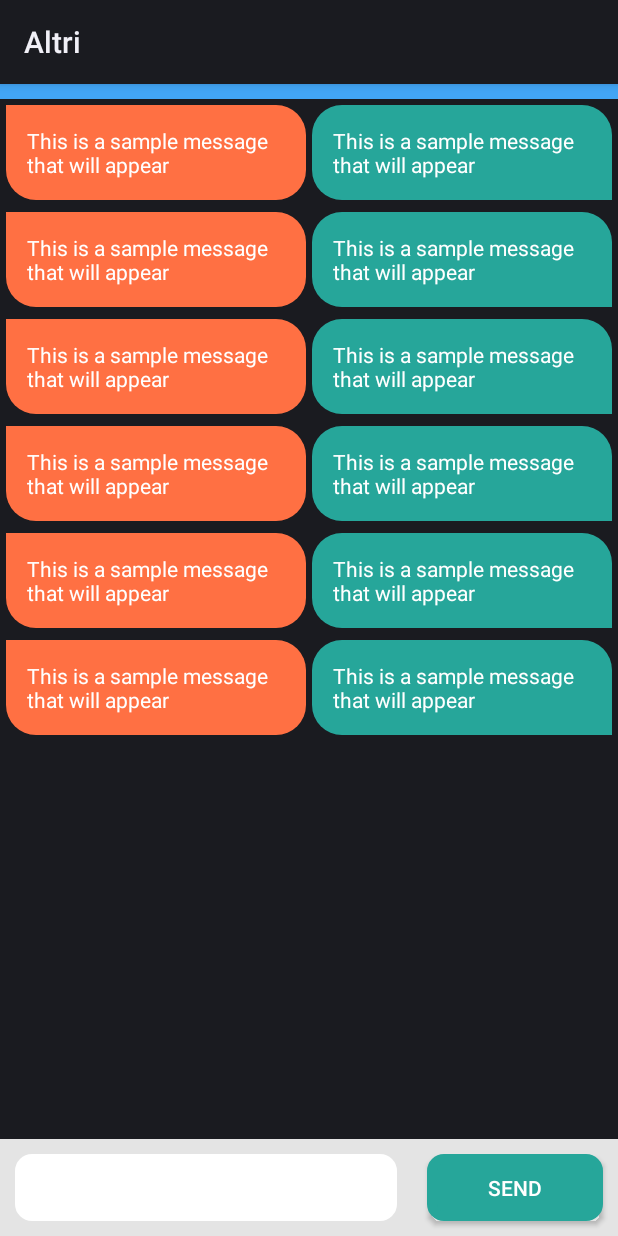
After one commit to ValeryiaPilchuk/Altri, an Android app: the layout activity_chat_bot.xml on its own in the app's theme, with its tools: preview values and no code run, on a phone screen of 412 x 824 dp. The commit adds this screen. Run offline under Robolectric (Android 15) with nearby library versions, the phone set to English and light mode, and no system bars.

Commit message:
adding new xml and kt/java files related to chabot features to be developed and fixed

```diff
--- a/app/src/main/AndroidManifest.xml
+++ b/app/src/main/AndroidManifest.xml
@@ -15,6 +15,8 @@
         <activity android:name=".SettingsActivity" />
         <activity android:name=".TaskMenuActivity" />
         <activity android:name=".LoginActivity" />
+        <activity android:name=".ChatbotActivity" />
+
 
         <activity
             android:name=".MainActivity"
--- /dev/null
+++ b/app/src/main/java/com/example/altri/data/Message.kt
@@ -0,0 +1,4 @@
+package com.example.altri.data
+
+data class Message(val message: String, val id: String, val time: String) {
+}
--- a/app/src/main/res/drawable/my_button.xml
+++ b/app/src/main/res/drawable/my_button.xml
@@ -4,6 +4,6 @@
         android:startColor="#EDF8FF"
         android:endColor="#EDF8FF"
         android:angle="90"/>
-    <corners android:radius= "8dp" />
+    <corners android:radius= "8dp" /> //curves of the button corners the higher the # the more round
     <stroke android:width="10px" android:color="#4FB6FF"  android:radius= "8dp"/>
 </shape>
--- /dev/null
+++ b/app/src/main/res/drawable/receive_round_box.xml
@@ -0,0 +1,9 @@
+<?xml version="1.0" encoding="utf-8"?>
+<shape xmlns:android="http://schemas.android.com/apk/res/android">
+
+    <corners android:topLeftRadius="0dp"
+        android:topRightRadius="20dp"
+        android:bottomLeftRadius="20dp"
+        android:bottomRightRadius="20dp"/>
+
+</shape>
--- /dev/null
+++ b/app/src/main/res/drawable/send_round_box.xml
@@ -0,0 +1,7 @@
+<?xml version="1.0" encoding="utf-8"?>
+<shape xmlns:android="http://schemas.android.com/apk/res/android">
+    <corners android:topLeftRadius="20dp"
+        android:topRightRadius="20dp"
+        android:bottomLeftRadius="20dp"
+        android:bottomRightRadius="0dp"/>
+</shape>
--- /dev/null
+++ b/app/src/main/res/layout/activity_chat_bot.xml
@@ -0,0 +1,59 @@
+<?xml version="1.0" encoding="utf-8"?>
+<RelativeLayout xmlns:android="http://schemas.android.com/apk/res/android"
+    xmlns:app="http://schemas.android.com/apk/res-auto"
+    xmlns:tools="http://schemas.android.com/tools"
+    android:layout_width="match_parent"
+    android:layout_height="match_parent"
+    tools:context=".LoginSignUpActivity">
+
+
+    <LinearLayout
+        android:id="@+id/ll_layout_bar"
+        android:layout_width="match_parent"
+        android:layout_height="wrap_content"
+        android:layout_alignParentBottom="true"
+        android:background="#E4E4E4"
+        android:orientation="horizontal">
+
+        <EditText
+            android:id="@+id/et_message"
+            android:inputType="textShortMessage"
+            android:layout_width="match_parent"
+            android:layout_height="wrap_content"
+            android:layout_margin="10dp"
+            android:layout_weight=".5"
+            android:background="@drawable/my_button"
+            android:backgroundTint="@android:color/white"
+            android:hint="Type a message..."
+            android:padding="10dp"
+            android:singleLine="true" />
+
+        <Button
+            android:id="@+id/btn_send"
+            android:layout_width="match_parent"
+            android:layout_height="match_parent"
+            android:layout_margin="10dp"
+            android:layout_weight="1"
+            android:background="@drawable/my_button"
+            android:backgroundTint="#26A69A"
+            android:text="Send"
+            android:textColor="@android:color/white" />
+
+    </LinearLayout>
+
+    <androidx.recyclerview.widget.RecyclerView
+        android:id="@+id/rv_messages"
+        android:layout_width="match_parent"
+        android:layout_height="match_parent"
+        android:layout_above="@id/ll_layout_bar"
+        android:layout_below="@+id/dark_divider"
+        tools:itemCount="20"
+        tools:listitem="@layout/message_item" />
+    <View
+        android:layout_width="match_parent"
+        android:layout_height="10dp"
+        android:background="#42A5F5"
+        android:id="@+id/dark_divider"/>
+
+
+</RelativeLayout>
--- a/app/src/main/res/layout/activity_task_menu.xml
+++ b/app/src/main/res/layout/activity_task_menu.xml
@@ -18,9 +18,9 @@
         android:layout_marginBottom="10dp"
         android:layout_weight="1"
         android:background="@drawable/my_button"
+        android:fontFamily="@font/poppins"
         android:gravity="center"
         android:text="Add a Task"
-        android:fontFamily="@font/poppins"
         android:textAllCaps="false"
         android:textColor="#18A1CC"
         android:textSize="40dp" />
--- /dev/null
+++ b/app/src/main/res/layout/message_item.xml
@@ -0,0 +1,34 @@
+<?xml version="1.0" encoding="utf-8"?>
+<RelativeLayout xmlns:android="http://schemas.android.com/apk/res/android"
+    android:layout_width="match_parent"
+    android:layout_height="wrap_content">
+
+    <TextView
+        android:id="@+id/tv_message"
+        android:layout_width="200dp"
+        android:layout_height="wrap_content"
+        android:layout_alignParentEnd="true"
+        android:layout_margin="4dp"
+        android:background="@drawable/send_round_box"
+        android:backgroundTint="#26A69A"
+        android:padding="14dp"
+        android:text="This is a sample message that will appear"
+        android:textColor="@android:color/white"
+        android:textSize="14sp" />
+
+    <TextView
+        android:visibility="visible"
+        android:id="@+id/tv_bot_message"
+        android:layout_width="200dp"
+        android:layout_height="wrap_content"
+        android:layout_alignParentStart="true"
+        android:layout_margin="4dp"
+        android:background="@drawable/receive_round_box"
+        android:backgroundTint="#FF7043"
+        android:padding="14dp"
+        android:text="This is a sample message that will appear"
+        android:textColor="@android:color/white"
+        android:textSize="14sp" />
+
+
+</RelativeLayout>
--- a/app/src/main/res/values/colors.xml
+++ b/app/src/main/res/values/colors.xml
@@ -7,4 +7,7 @@
     <color name="teal_700">#FF018786</color>
     <color name="black">#FF000000</color>
     <color name="white">#FFFFFFFF</color>
+    <color name="colorPrimary">#FFFFFFFF</color>
+    <color name="colorPrimaryDark">#151515</color>
+    <color name="colorAccent">#FF7043</color>
 </resources>
```
Also changed, not shown: app/build.gradle (+23 -4 lines), app/src/main/java/com/example/altri/ChatbotActivity.kt (added, +134 -0 lines), app/src/main/java/com/example/altri/MessagingAdapter.kt (added, +61 -0 lines), app/src/main/java/com/example/altri/utils/BotResponse.kt (added, +85 -0 lines), app/src/main/java/com/example/altri/utils/Constants.kt (added, +9 -0 lines), app/src/main/java/com/example/altri/utils/SolveMath.kt (added, +38 -0 lines), app/src/main/java/com/example/altri/utils/Time.kt (added, +16 -0 lines), app/src/main/res/values/styles.xml (+25 -0 lines), build.gradle (+17 -0 lines), app/src/main/java/com/example/altri/CreateAccountActivity.java (line endings or trailing spaces), gradle/wrapper/gradle-wrapper.properties.
